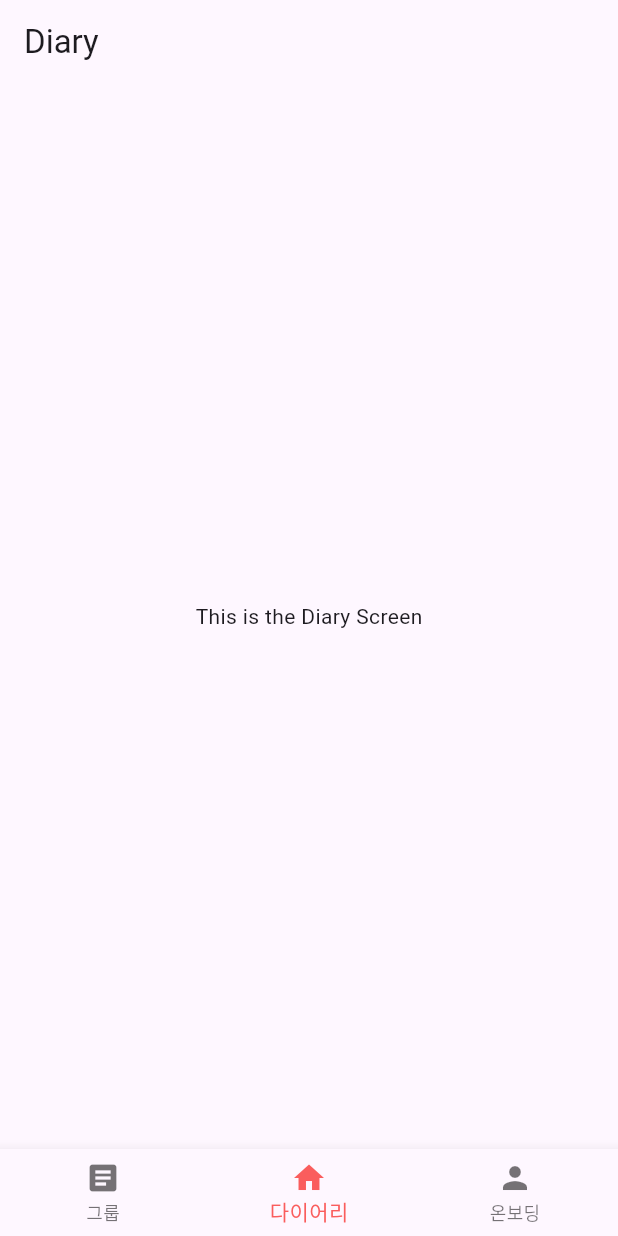
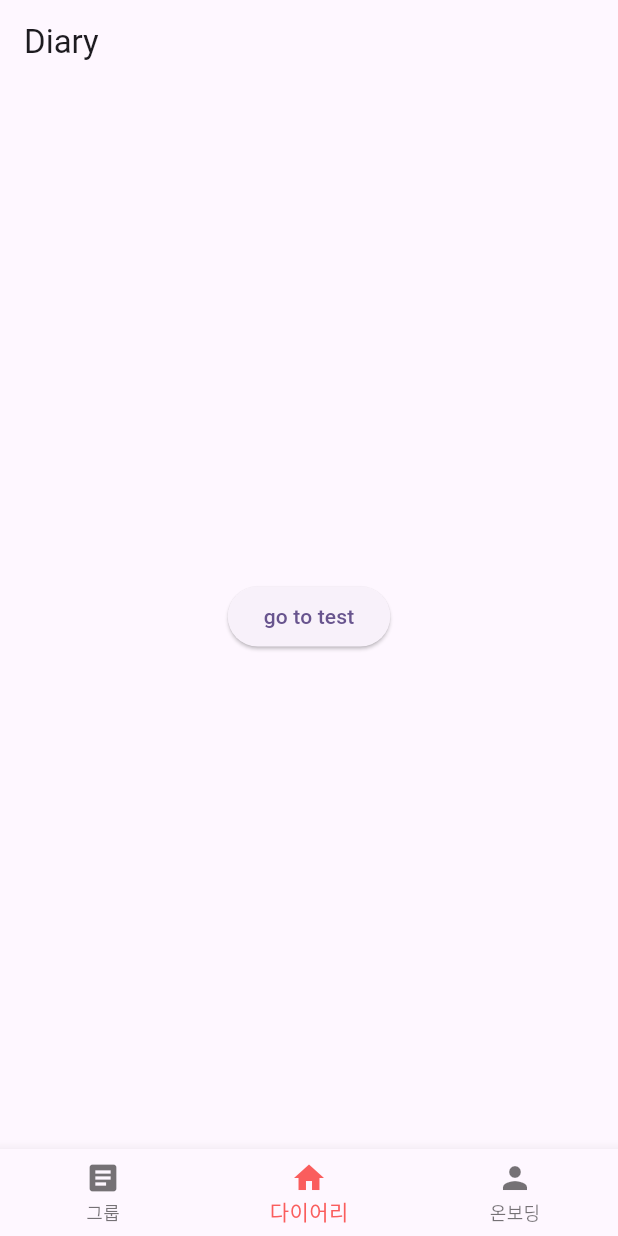
Before and after one commit to SS507-today/project-today-flutter, a Flutter app: the screen it shows after launch, on a phone screen of 412 x 824 dp. Run offline on Flutter 3.47's test engine with Material 3 defaults, Android fonts, the phone set to English and light mode, and no system bars.

Commit message:
feat: add button to test

```diff
--- a/project_today/lib/screen/diary/diary_screens.dart
+++ b/project_today/lib/screen/diary/diary_screens.dart
@@ -1,4 +1,5 @@
 import 'package:flutter/material.dart';
+import 'package:project_today/screen/test/test_screens.dart';
 
 class DiaryScreen extends StatelessWidget {
   @override
@@ -8,7 +9,15 @@ class DiaryScreen extends StatelessWidget {
         title: Text("Diary"),
       ),
       body: Center(
-        child: Text('This is the Diary Screen'),
+        child: ElevatedButton(
+          onPressed: () {
+            Navigator.push(
+              context,
+              MaterialPageRoute(builder: (context) => TestScreen()),
+            );
+          },
+          child: Text('go to test'),
+        ),
       ),
     );
   }
```
